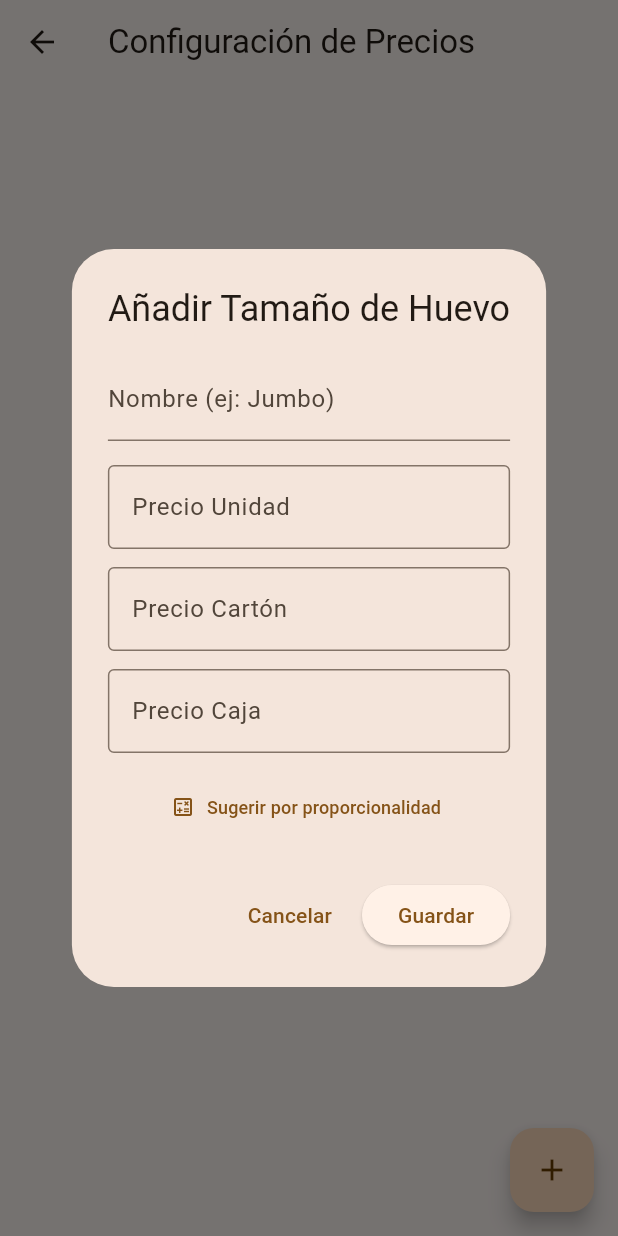
After one commit to 2026-granja-dev-vasquez/granja-movil, a Flutter app: the ProductConfigScreen screen opened directly, after a tap on the "add" icon, on a phone screen of 412 x 824 dp. The commit adds this screen. Run offline on Flutter 3.47's test engine with Material 3 defaults, Android fonts, the phone set to English and light mode, and no system bars; our stand-ins replace flutter_dotenv, flutter_secure_storage; accounts and stored records are empty; network calls fail.

Commit message:
se agrega el precio de los  huevos por carton, unidad y caja

```diff
--- /dev/null
+++ b/lib/features/products/models/product_size_model.dart
@@ -0,0 +1,39 @@
+class ProductSizeModel {
+  final int id;
+  final String name;
+  final double unitPrice;
+  final double cartonPrice;
+  final double boxPrice;
+  final bool isActive;
+
+  ProductSizeModel({
+    required this.id,
+    required this.name,
+    required this.unitPrice,
+    required this.cartonPrice,
+    required this.boxPrice,
+    required this.isActive,
+  });
+
+  factory ProductSizeModel.fromJson(Map<String, dynamic> json) {
+    return ProductSizeModel(
+      id: json['id'],
+      name: json['name'],
+      unitPrice: double.parse((json['unit_price'] ?? 0).toString()),
+      cartonPrice: double.parse((json['carton_price'] ?? 0).toString()),
+      boxPrice: double.parse((json['box_price'] ?? 0).toString()),
+      isActive: json['is_active'] == 1 || json['is_active'] == true,
+    );
+  }
+
+  Map<String, dynamic> toJson() {
+    return {
+      'id': id,
+      'name': name,
+      'unit_price': unitPrice,
+      'carton_price': cartonPrice,
+      'box_price': boxPrice,
+      'is_active': isActive,
+    };
+  }
+}
--- /dev/null
+++ b/lib/features/products/providers/product_provider.dart
@@ -0,0 +1,64 @@
+import 'package:flutter/material.dart';
+import '../models/product_size_model.dart';
+import '../services/product_service.dart';
+
+class ProductProvider with ChangeNotifier {
+  final ProductService _productService = ProductService();
+  List<ProductSizeModel> _sizes = [];
+  bool _isLoading = false;
+  String? _errorMessage;
+
+  List<ProductSizeModel> get sizes => _sizes;
+  bool get isLoading => _isLoading;
+  String? get errorMessage => _errorMessage;
+
+  Future<void> fetchSizes() async {
+    _isLoading = true;
+    _errorMessage = null;
+    notifyListeners();
+
+    try {
+      final data = await _productService.getProductSizes();
+      _sizes = data.map((e) => ProductSizeModel.fromJson(e)).toList();
+    } catch (e) {
+      _errorMessage = e.toString();
+    }
+
+    _isLoading = false;
+    notifyListeners();
+  }
+
+  Future<bool> updatePrices(int id, double unit, double carton, double box) async {
+    _isLoading = true;
+    notifyListeners();
+
+    try {
+      await _productService.updatePrice(id, unit, carton, box);
+      await fetchSizes();
+      return true;
+    } catch (e) {
+      _errorMessage = e.toString();
+      return false;
+    } finally {
+      _isLoading = false;
+      notifyListeners();
+    }
+  }
+
+  Future<bool> addSize(String name, double unit, double carton, double box) async {
+    _isLoading = true;
+    notifyListeners();
+
+    try {
+      await _productService.createSize(name, unit, carton, box);
+      await fetchSizes();
+      return true;
+    } catch (e) {
+      _errorMessage = e.toString();
+      return false;
+    } finally {
+      _isLoading = false;
+      notifyListeners();
+    }
+  }
+}
--- /dev/null
+++ b/lib/features/products/services/product_service.dart
@@ -0,0 +1,71 @@
+import 'dart:convert';
+import 'package:http/http.dart' as http;
+import 'package:flutter_secure_storage/flutter_secure_storage.dart';
+import '../../../core/constants/api_constants.dart';
+
+class ProductService {
+  final _storage = const FlutterSecureStorage();
+
+  Future<String?> _getToken() async => await _storage.read(key: 'auth_token');
+
+  Future<List<Map<String, dynamic>>> getProductSizes() async {
+    final token = await _getToken();
+    final response = await http.get(
+      Uri.parse('${ApiConstants.baseUrl}/product-sizes'),
+      headers: {
+        'Authorization': 'Bearer $token',
+        'Accept': 'application/json',
+      },
+    );
+
+    if (response.statusCode == 200) {
+      return List<Map<String, dynamic>>.from(jsonDecode(response.body));
+    }
+    throw Exception('Error al cargar tamaños de producto');
+  }
+
+  Future<Map<String, dynamic>> updatePrice(int id, double unit, double carton, double box) async {
+    final token = await _getToken();
+    final response = await http.put(
+      Uri.parse('${ApiConstants.baseUrl}/product-sizes/$id'),
+      headers: {
+        'Authorization': 'Bearer $token',
+        'Content-Type': 'application/json',
+        'Accept': 'application/json',
+      },
+      body: jsonEncode({
+        'unit_price': unit,
+        'carton_price': carton,
+        'box_price': box,
+      }),
+    );
+
+    if (response.statusCode == 200) {
+      return jsonDecode(response.body);
+    }
+    throw Exception('Error al actualizar precios');
+  }
+
+  Future<Map<String, dynamic>> createSize(String name, double unit, double carton, double box) async {
+    final token = await _getToken();
+    final response = await http.post(
+      Uri.parse('${ApiConstants.baseUrl}/product-sizes'),
+      headers: {
+        'Authorization': 'Bearer $token',
+        'Content-Type': 'application/json',
+        'Accept': 'application/json',
+      },
+      body: jsonEncode({
+        'name': name,
+        'unit_price': unit,
+        'carton_price': carton,
+        'box_price': box,
+      }),
+    );
+
+    if (response.statusCode == 201) {
+      return jsonDecode(response.body);
+    }
+    throw Exception('Error al crear tamaño de producto');
+  }
+}
--- /dev/null
+++ b/lib/features/products/views/product_config_screen.dart
@@ -0,0 +1,233 @@
+import 'package:flutter/material.dart';
+import 'package:provider/provider.dart';
+import '../providers/product_provider.dart';
+import '../models/product_size_model.dart';
+
+class ProductConfigScreen extends StatefulWidget {
+  const ProductConfigScreen({super.key});
+
+  @override
+  State<ProductConfigScreen> createState() => _ProductConfigScreenState();
+}
+
+class _ProductConfigScreenState extends State<ProductConfigScreen> {
+  @override
+  void initState() {
+    super.initState();
+    WidgetsBinding.instance.addPostFrameCallback((_) {
+      context.read<ProductProvider>().fetchSizes();
+    });
+  }
+
+  @override
+  Widget build(BuildContext context) {
+    return Scaffold(
+      appBar: AppBar(title: const Text('Configuración de Precios')),
+      body: Consumer<ProductProvider>(
+        builder: (context, provider, _) {
+          if (provider.isLoading) {
+            return const Center(child: CircularProgressIndicator());
+          }
+
+          if (provider.sizes.isEmpty) {
+            return const Center(child: Text('No hay productos configurados.'));
+          }
+
+          return ListView.builder(
+            padding: const EdgeInsets.all(16),
+            itemCount: provider.sizes.length,
+            itemBuilder: (context, index) {
+              final item = provider.sizes[index];
+              return Card(
+                elevation: 2,
+                margin: const EdgeInsets.only(bottom: 16),
+                child: Padding(
+                  padding: const EdgeInsets.all(16),
+                  child: Column(
+                    crossAxisAlignment: CrossAxisAlignment.start,
+                    children: [
+                      Row(
+                        mainAxisAlignment: MainAxisAlignment.spaceBetween,
+                        children: [
+                          Text(item.name, style: const TextStyle(fontSize: 18, fontWeight: FontWeight.bold)),
+                          IconButton(
+                            icon: const Icon(Icons.edit, color: Colors.blueGrey),
+                            onPressed: () => _editPrices(context, item),
+                          ),
+                        ],
+                      ),
+                      const Divider(),
+                      _priceRow('Unidad', item.unitPrice),
+                      _priceRow('Cartón (30 uds)', item.cartonPrice),
+                      _priceRow('Caja (12 cartones)', item.boxPrice),
+                    ],
+                  ),
+                ),
+              );
+            },
+          );
+        },
+      ),
+      floatingActionButton: FloatingActionButton(
+        onPressed: () => _addSize(context),
+        child: const Icon(Icons.add),
+        tooltip: 'Añadir tamaño',
+      ),
+    );
+  }
+
+  Widget _priceRow(String label, double price) {
+    return Padding(
+      padding: const EdgeInsets.symmetric(vertical: 4),
+      child: Row(
+        mainAxisAlignment: MainAxisAlignment.spaceBetween,
+        children: [
+          Text(label, style: const TextStyle(color: Colors.grey)),
+          Text('Q${price.toStringAsFixed(2)}', style: const TextStyle(fontWeight: FontWeight.bold)),
+        ],
+      ),
+    );
+  }
+
+  void _editPrices(BuildContext context, ProductSizeModel item) {
+    final unitCol = TextEditingController(text: item.unitPrice.toString());
+    final cartonCol = TextEditingController(text: item.cartonPrice.toString());
+    final boxCol = TextEditingController(text: item.boxPrice.toString());
+
+    showDialog(
+      context: context,
+      builder: (ctx) => StatefulBuilder(
+        builder: (context, setState) => AlertDialog(
+          title: Text('Editar Precios - ${item.name}'),
+          content: SingleChildScrollView(
+            child: Column(
+              mainAxisSize: MainAxisSize.min,
+              children: [
+                _priceField('Precio por Unidad', unitCol, (_) {}),
+                _priceField('Precio por Cartón (30 uds)', cartonCol, (_) {}),
+                _priceField('Precio por Caja (12 cartones)', boxCol, (_) {}),
+                const SizedBox(height: 8),
+                TextButton.icon(
+                  onPressed: () {
+                    final p = double.tryParse(cartonCol.text.replaceAll(',', '.')) ?? 0;
+                    if (p > 0) {
+                      setState(() {
+                        unitCol.text = (p / 30).toStringAsFixed(2);
+                        boxCol.text = (p * 12).toStringAsFixed(2);
+                      });
+                    }
+                  },
+                  icon: const Icon(Icons.calculate_outlined, size: 16),
+                  label: const Text('Sugerir por proporcionalidad', style: TextStyle(fontSize: 12)),
+                ),
+              ],
+            ),
+          ),
+          actions: [
+            TextButton(onPressed: () => Navigator.pop(context), child: const Text('Cancelar')),
+            ElevatedButton(
+              onPressed: () async {
+                final u = double.tryParse(unitCol.text.replaceAll(',', '.')) ?? 0;
+                final c = double.tryParse(cartonCol.text.replaceAll(',', '.')) ?? 0;
+                final b = double.tryParse(boxCol.text.replaceAll(',', '.')) ?? 0;
+
+                final success = await context.read<ProductProvider>().updatePrices(item.id, u, c, b);
+                if (mounted) {
+                  if (success) {
+                    Navigator.pop(context);
+                  } else {
+                    ScaffoldMessenger.of(context).showSnackBar(
+                      SnackBar(content: Text('Error: ${context.read<ProductProvider>().errorMessage}')),
+                    );
+                  }
+                }
+              },
+              child: const Text('Actualizar'),
+            ),
+          ],
+        ),
+      ),
+    );
+  }
+
+  void _addSize(BuildContext context) {
+    final nameCol = TextEditingController();
+    final unitCol = TextEditingController();
+    final cartonCol = TextEditingController();
+    final boxCol = TextEditingController();
+
+    showDialog(
+      context: context,
+      builder: (ctx) => StatefulBuilder(
+        builder: (context, setState) => AlertDialog(
+          title: const Text('Añadir Tamaño de Huevo'),
+          content: SingleChildScrollView(
+            child: Column(
+              mainAxisSize: MainAxisSize.min,
+              children: [
+                TextField(controller: nameCol, decoration: const InputDecoration(labelText: 'Nombre (ej: Jumbo)')),
+                const SizedBox(height: 16),
+                _priceField('Precio Unidad', unitCol, (_) {}),
+                _priceField('Precio Cartón', cartonCol, (_) {}),
+                _priceField('Precio Caja', boxCol, (_) {}),
+                TextButton.icon(
+                  onPressed: () {
+                    final p = double.tryParse(cartonCol.text.replaceAll(',', '.')) ?? 0;
+                    if (p > 0) {
+                      setState(() {
+                        unitCol.text = (p / 30).toStringAsFixed(2);
+                        boxCol.text = (p * 12).toStringAsFixed(2);
+                      });
+                    }
+                  },
+                  icon: const Icon(Icons.calculate_outlined, size: 16),
+                  label: const Text('Sugerir por proporcionalidad', style: TextStyle(fontSize: 12)),
+                ),
+              ],
+            ),
+          ),
+          actions: [
+            TextButton(onPressed: () => Navigator.pop(context), child: const Text('Cancelar')),
+            ElevatedButton(
+              onPressed: () async {
+                final u = double.tryParse(unitCol.text.replaceAll(',', '.')) ?? 0;
+                final c = double.tryParse(cartonCol.text.replaceAll(',', '.')) ?? 0;
+                final b = double.tryParse(boxCol.text.replaceAll(',', '.')) ?? 0;
+
+                if (nameCol.text.isNotEmpty) {
+                  final success = await context.read<ProductProvider>().addSize(nameCol.text, u, c, b);
+                  if (mounted) {
+                    if (success) {
+                      Navigator.pop(context);
+                    } else {
+                      ScaffoldMessenger.of(context).showSnackBar(
+                        SnackBar(content: Text('Error: ${context.read<ProductProvider>().errorMessage}')),
+                      );
+                    }
+                  }
+                }
+              },
+              child: const Text('Guardar'),
+            ),
+          ],
+        ),
+      ),
+    );
+  }
+
+  Widget _priceField(String label, TextEditingController controller, Function(String) onChanged) {
+    return Padding(
+      padding: const EdgeInsets.only(bottom: 12),
+      child: TextField(
+        controller: controller,
+        decoration: InputDecoration(
+          labelText: label,
+          prefixText: 'Q ',
+          border: const OutlineInputBorder(),
+        ),
+        keyboardType: const TextInputType.numberWithOptions(decimal: true),
+        onChanged: onChanged,
+      ),
+    );
+  }
+}
```
Also changed, not shown: lib/main.dart (+21 -1 lines), 1 other file.
